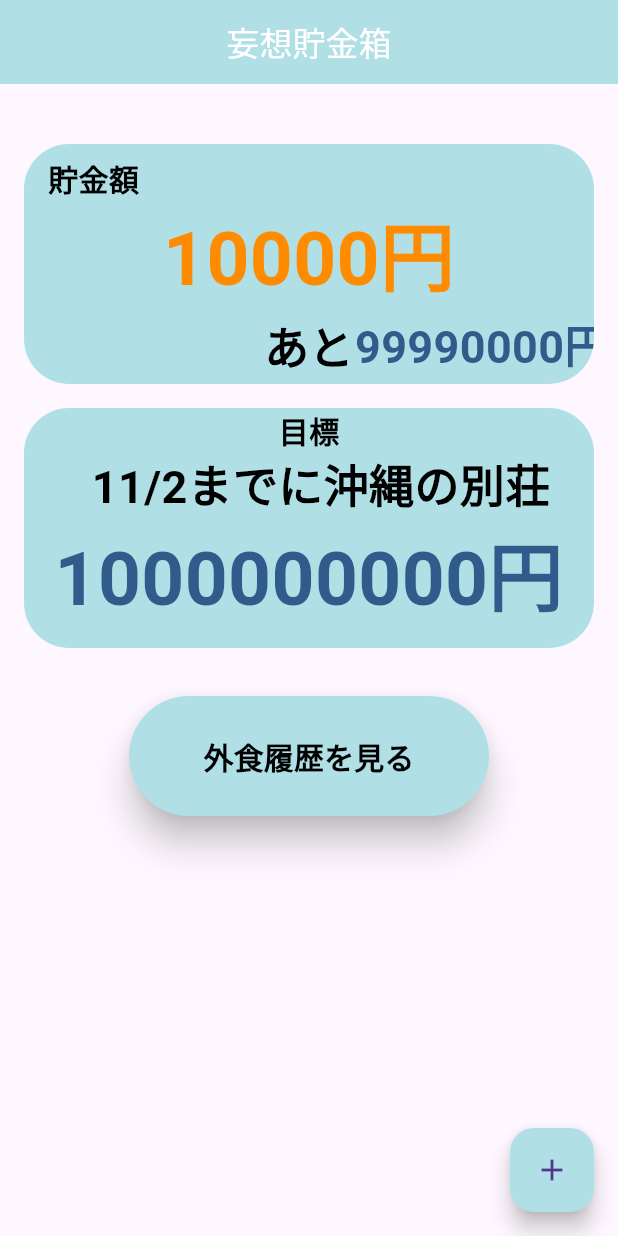
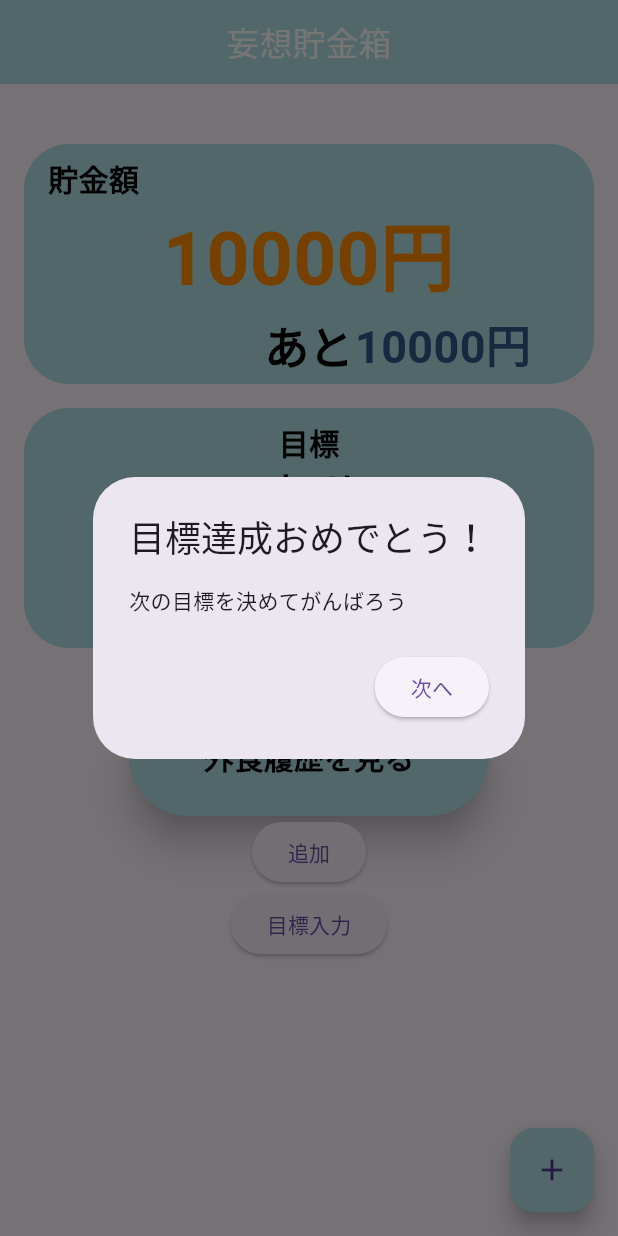
Before and after one commit to ironmax123/delusion_deposit, a Flutter app: the HomePage screen opened directly, on a phone screen of 412 x 824 dp. Run offline on Flutter 3.47's test engine with Material 3 defaults, Android fonts, the phone set to English and light mode, and no system bars; our stand-ins replace flutter_hooks, shared_preferences; accounts and stored records are empty.

Commit message:
showダイアログを作成

```diff
--- a/lib/pages/home/home.dart
+++ b/lib/pages/home/home.dart
@@ -1,9 +1,68 @@
 import 'package:delusion_deposit/pages/dining-out_list/duingout.dart';
 import 'package:delusion_deposit/pages/home/add_diningout.dart';
+import 'package:delusion_deposit/pages/home/show-save.dart';
+import 'package:delusion_deposit/pages/target-input/target_input.dart';
 import 'package:flutter/material.dart';
 
-class HomePage extends StatelessWidget {
+class HomePage extends StatefulWidget {
   const HomePage({super.key});
+
+  @override
+  State<HomePage> createState() => _HomePageState();
+}
+
+class _HomePageState extends State<HomePage> {
+  late ShowSave showsave;
+  String date = ''; // 初期値を空文字に設定
+  String target = ''; // targetの初期値も設定
+  // ignore: non_constant_identifier_names
+  int TargetPrice = 0;
+
+  @override
+  void initState() {
+    super.initState();
+    showsave = ShowSave();
+    // データの読み込みを開始
+    showsave.loadSavedData().then((_) {
+      // データが読み込まれたら、UIを更新
+      if (showsave.loadedData.isNotEmpty) {
+        setState(() {
+          // 最初のアイテムのtarget_dateを取得
+          date = showsave.loadedData[0]['target_date'] ?? '不明な日付';
+          target = showsave.loadedData[0]['target'] ?? '不明な目標';
+          TargetPrice = showsave.loadedData[0]['target_price'];
+        });
+      } else {
+        // 目標データがない場合、ダイアログを表示
+        _showNoTargetDialog();
+      }
+    });
+  }
+
+  void _showNoTargetDialog() {
+    showDialog(
+      context: context,
+      builder: (BuildContext context) {
+        return AlertDialog(
+          title: const Text('目標達成おめでとう！'),
+          content: const Text('次の目標を決めてがんばろう'),
+          actions: <Widget>[
+            ElevatedButton(
+              onPressed: () {
+                Navigator.push(
+                  context, // 必ず context を渡す
+                  MaterialPageRoute(
+                      builder: (context) =>
+                          const TargetInput()), // TargetInput 画面への遷移
+                );
+              },
+              child: const Text('次へ'),
+            ),
+          ],
+        );
+      },
+    );
+  }
 
   @override
   Widget build(BuildContext context) => Scaffold(
@@ -24,14 +83,14 @@
                 padding: const EdgeInsets.fromLTRB(16, 40, 16, 0),
                 child: ClipRRect(
                   borderRadius: BorderRadius.circular(30),
-                  child: const ColoredBox(
-                    color: Color.fromARGB(255, 176, 224, 230),
+                  child: ColoredBox(
+                    color: const Color.fromARGB(255, 176, 224, 230),
                     child: SizedBox(
                       height: 160,
                       width: 400,
                       child: Column(
                         children: [
-                          Align(
+                          const Align(
                             alignment: Alignment.centerLeft,
                             child: Padding(
                               padding: EdgeInsets.fromLTRB(16, 8, 0, 0),
@@ -48,7 +107,8 @@
                           Align(
                             child: Text(
                               '10000円',
-                              style: TextStyle(
+                              //'${deposit.loadedData}円',
+                              style: const TextStyle(
                                 color: Color(0xFFFF8C00),
                                 fontSize: 50,
                                 fontWeight: FontWeight.bold,
@@ -58,10 +118,10 @@
                           Align(
                             alignment: Alignment.centerRight,
                             child: Padding(
-                              padding: EdgeInsets.only(left: 160),
+                              padding: const EdgeInsets.only(left: 160),
                               child: Row(
                                 children: [
-                                  Text(
+                                  const Text(
                                     'あと',
                                     style: TextStyle(
                                       color: Colors.black,
@@ -70,8 +130,8 @@
                                     ),
                                   ),
                                   Text(
-                                    '99990000円',
-                                    style: TextStyle(
+                                    '10000円',
+                                    style: const TextStyle(
                                       color: Color(0xFF2F5C8A),
                                       fontSize: 30,
                                       fontWeight: FontWeight.bold,
@@ -91,14 +151,17 @@
                 padding: const EdgeInsets.fromLTRB(16, 16, 16, 32),
                 child: ClipRRect(
                   borderRadius: BorderRadius.circular(30),
-                  child: const ColoredBox(
-                    color: Color.fromARGB(255, 176, 224, 230),
+                  child: ColoredBox(
+                    color: const Color.fromARGB(255, 176, 224, 230),
                     child: SizedBox(
                       height: 160,
                       width: 400,
                       child: Column(
                         children: [
-                          Text(
+                          const SizedBox(
+                            height: 8,
+                          ),
+                          const Text(
                             '目標',
                             style: TextStyle(
                               color: Colors.black,
@@ -107,21 +170,21 @@
                             ),
                           ),
                           Padding(
-                            padding: EdgeInsets.only(left: 16),
+                            padding: const EdgeInsets.only(left: 16),
                             child: Text(
-                              '11/2までに沖縄の別荘',
-                              style: TextStyle(
+                              '$dateまでに$target',
+                              style: const TextStyle(
                                 color: Colors.black,
-                                fontSize: 30,
+                                fontSize: 24,
                                 fontWeight: FontWeight.bold,
                               ),
                             ),
                           ),
                           Text(
-                            '1000000000円',
-                            style: TextStyle(
+                            '$TargetPrice円',
+                            style: const TextStyle(
                               color: Color(0xFF2F5C8A),
-                              fontSize: 50,
+                              fontSize: 30,
                               fontWeight: FontWeight.bold,
                             ),
                           ),
@@ -155,6 +218,17 @@
                   ),
                 ),
               ),
+              ElevatedButton(onPressed: () {}, child: const Text('追加')),
+              ElevatedButton(
+                  onPressed: () {
+                    Navigator.push(
+                      context,
+                      MaterialPageRoute(
+                        builder: (context) => const TargetInput(),
+                      ),
+                    );
+                  },
+                  child: const Text('目標入力'))
             ],
           ),
         ),
```
Also changed, not shown: lib/pages/home/show-save.dart (added, +37 -0 lines).
